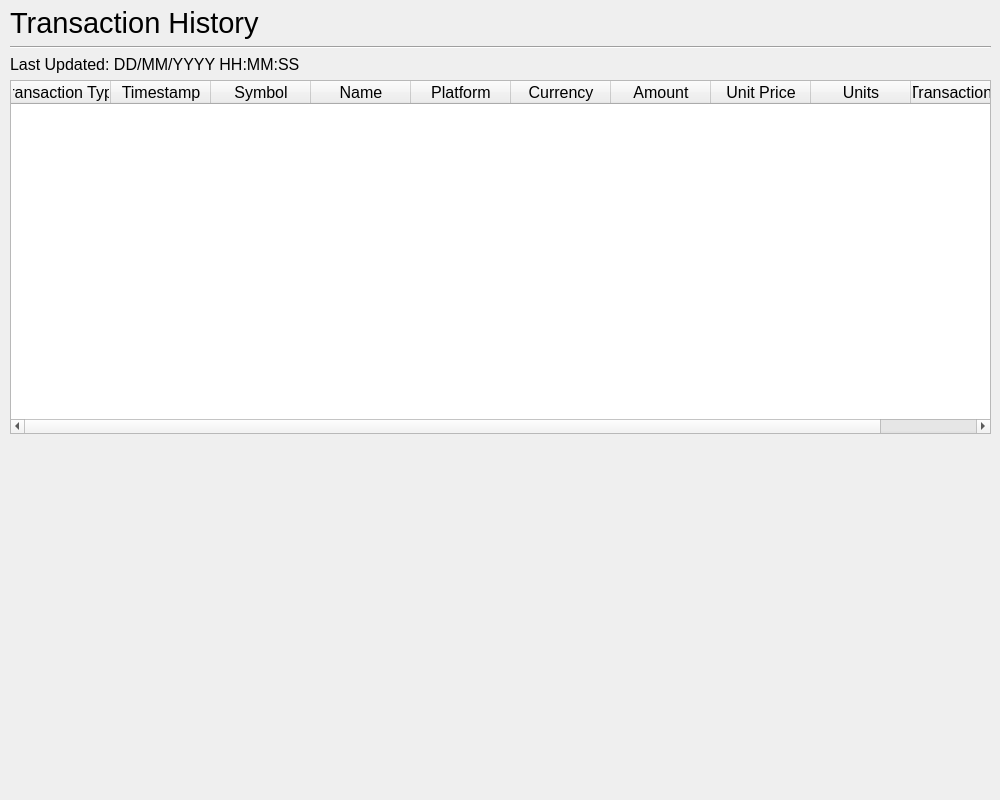
Qt form src/ui/transaction_history.ui (IsaacCheng9/trading-portfolio-tracker) before a commit.
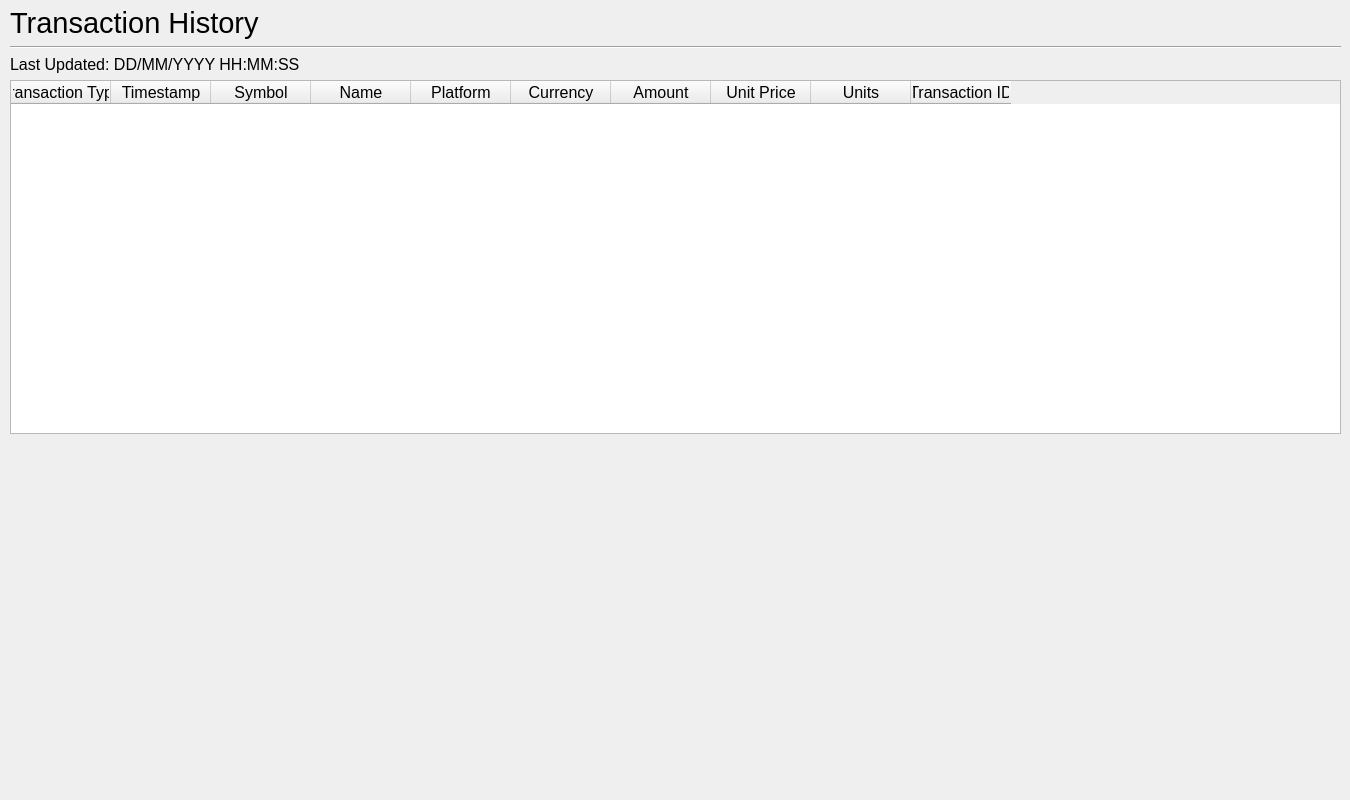
The same form after that commit.

Commit message: Update window title for transaction history to include app name

Diff of the .ui file:
```diff
--- a/src/ui/transaction_history.ui
+++ b/src/ui/transaction_history.ui
@@ -6,7 +6,7 @@
    <rect>
     <x>0</x>
     <y>0</y>
-    <width>1000</width>
+    <width>1350</width>
     <height>800</height>
    </rect>
   </property>
@@ -23,7 +23,7 @@
     <rect>
      <x>10</x>
      <y>6</y>
-     <width>981</width>
+     <width>1331</width>
      <height>781</height>
     </rect>
    </property>
```
Left out of the diff: 2 changed lines with no effect on the pictures. The commit also changes 1 other file.
